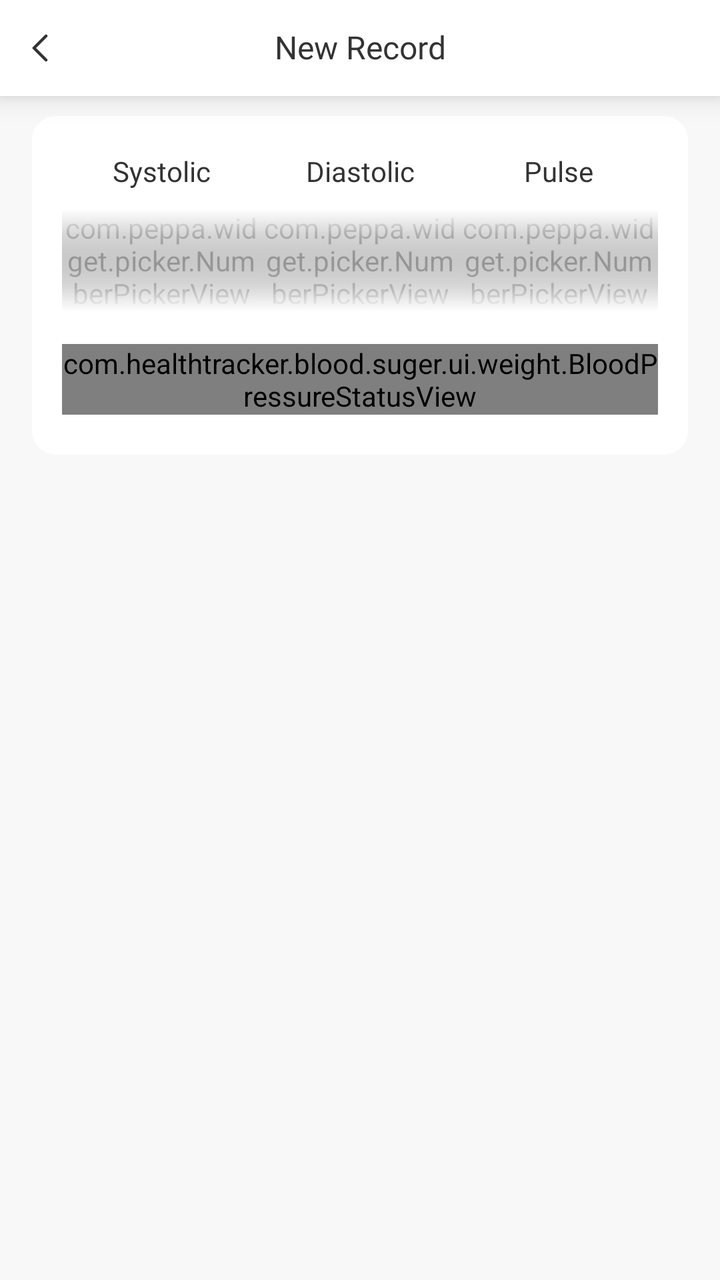
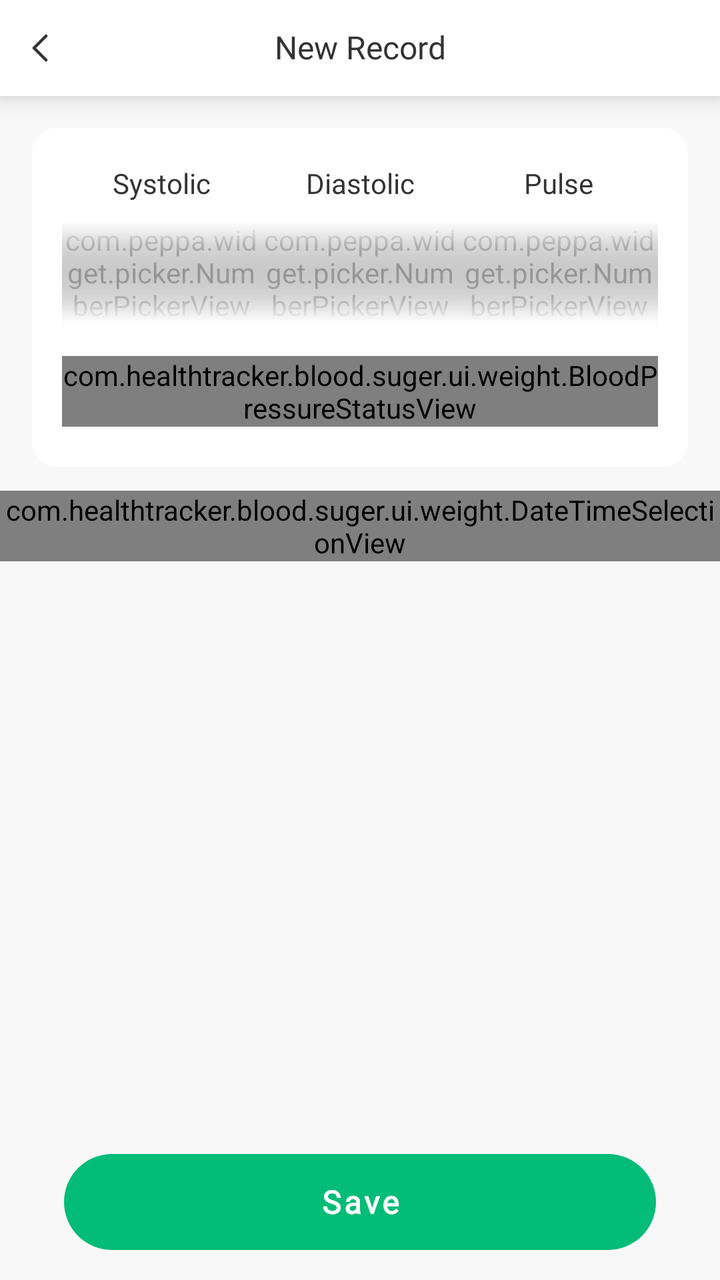

Screens rendered from an Android XML layout before and after an edit, with the pre-edit source and the edit as a unified diff.
<!-- AndroidManifest.xml: application theme AppTheme -->
<!-- res/layout/activity_bp_record.xml -->
<?xml version="1.0" encoding="utf-8"?>
<androidx.constraintlayout.widget.ConstraintLayout xmlns:android="http://schemas.android.com/apk/res/android"
    xmlns:app="http://schemas.android.com/apk/res-auto"
    xmlns:tools="http://schemas.android.com/tools"
    android:layout_width="match_parent"
    android:layout_height="match_parent">

    <androidx.constraintlayout.widget.ConstraintLayout
        android:id="@+id/action_bar"
        android:layout_width="match_parent"
        android:layout_height="@dimen/actionBarSize"
        android:background="@color/c1"
        android:elevation="@dimen/dp_8"
        android:gravity="center_vertical"
        app:layout_constraintEnd_toEndOf="parent"
        app:layout_constraintStart_toStartOf="parent"
        app:layout_constraintTop_toTopOf="parent">

        <androidx.appcompat.widget.AppCompatImageView
            android:id="@+id/btn_back"
            android:layout_width="wrap_content"
            android:layout_height="match_parent"
            android:background="?android:attr/selectableItemBackgroundBorderless"
            android:paddingStart="@dimen/dp_16"
            android:paddingEnd="@dimen/dp_4"
            android:scaleType="center"
            app:layout_constraintBottom_toBottomOf="parent"
            app:layout_constraintStart_toStartOf="parent"
            app:layout_constraintTop_toTopOf="parent"
            app:srcCompat="@drawable/ic_back" />


        <androidx.appcompat.widget.AppCompatTextView
            style="@style/TextViewFont_RobotoBold"
            android:layout_width="0dp"
            android:layout_height="wrap_content"
            android:gravity="center"
            android:includeFontPadding="false"
            android:paddingStart="@dimen/dp_44"
            android:paddingEnd="@dimen/dp_44"
            android:text="@string/new_record"
            android:textColor="@color/t1"
            android:textSize="@dimen/sp_16"
            app:layout_constraintBottom_toBottomOf="parent"
            app:layout_constraintEnd_toEndOf="parent"
            app:layout_constraintStart_toStartOf="parent"
            app:layout_constraintTop_toTopOf="parent" />


    </androidx.constraintlayout.widget.ConstraintLayout>

    <androidx.constraintlayout.widget.ConstraintLayout
        android:id="@+id/cl_picker_container"
        android:layout_width="match_parent"
        android:layout_height="wrap_content"
        android:layout_marginTop="@dimen/dp_10"
        android:background="@drawable/bg_rect_white_12"
        android:paddingHorizontal="@dimen/dp_15"
        android:paddingVertical="@dimen/dp_20"
        app:layout_constraintStart_toStartOf="parent"
        app:layout_constraintTop_toBottomOf="@id/action_bar"
        android:layout_marginHorizontal="@dimen/dp_16">

        <androidx.appcompat.widget.AppCompatTextView
            android:id="@+id/tv_systolic"
            style="@style/TextViewFont_RobotoRegular"
            android:layout_width="0dp"
            android:layout_height="wrap_content"
            android:gravity="center"
            android:includeFontPadding="false"

            android:text="@string/systolic"
            android:textColor="@color/t1"
            android:textSize="@dimen/sp_14"
            app:layout_constraintEnd_toStartOf="@id/tv_diastolic"
            app:layout_constraintStart_toStartOf="parent"
            app:layout_constraintTop_toTopOf="parent" />

        <androidx.appcompat.widget.AppCompatTextView
            android:id="@+id/tv_diastolic"
            style="@style/TextViewFont_RobotoRegular"
            android:layout_width="0dp"
            android:layout_height="wrap_content"
            android:gravity="center"
            android:includeFontPadding="false"
            android:text="@string/diastolic"
            android:textColor="@color/t1"
            android:textSize="@dimen/sp_14"
            app:layout_constraintEnd_toStartOf="@id/tv_pulse"
            app:layout_constraintStart_toEndOf="@id/tv_systolic"
            app:layout_constraintTop_toTopOf="parent" />

        <androidx.appcompat.widget.AppCompatTextView
            android:id="@+id/tv_pulse"
            style="@style/TextViewFont_RobotoRegular"
            android:layout_width="0dp"
            android:layout_height="wrap_content"
            android:gravity="center"
            android:includeFontPadding="false"
            android:text="@string/pulse"
            android:textColor="@color/t1"
            android:textSize="@dimen/sp_14"
            app:layout_constraintEnd_toEndOf="parent"
            app:layout_constraintStart_toEndOf="@id/tv_diastolic"
            app:layout_constraintTop_toTopOf="parent" />


        <com.peppa.widget.picker.NumberPickerView
            android:id="@+id/npv_systolic"
            android:layout_width="0dp"
            android:layout_height="wrap_content"
            android:layout_marginTop="@dimen/dp_10"
            app:layout_constraintEnd_toEndOf="@id/tv_systolic"
            app:layout_constraintStart_toStartOf="@id/tv_systolic"
            app:layout_constraintTop_toBottomOf="@id/tv_systolic"
            app:npv_ItemPaddingVertical="@dimen/dp_4"
            app:npv_ShowDivider="false"
            app:npv_TextArray="@array/systolic"
            app:npv_TextColorNormal="@color/color_BFBFBF"
            app:npv_TextColorSelected="@color/c5"
            app:npv_TextSizeNormal="@dimen/sp_24"
            app:npv_TextSizeSelected="@dimen/sp_32"
            app:npv_WrapSelectorWheel="false"
            tools:layout_editor_absoluteX="0dp" />

        <com.peppa.widget.picker.NumberPickerView
            android:id="@+id/npv_diastolic"
            android:layout_width="0dp"
            android:layout_height="wrap_content"
            android:layout_marginTop="@dimen/dp_10"
            app:layout_constraintEnd_toEndOf="@id/tv_diastolic"
            app:layout_constraintStart_toStartOf="@id/tv_diastolic"
            app:layout_constraintTop_toBottomOf="@id/tv_diastolic"
            app:npv_ItemPaddingVertical="@dimen/dp_4"
            app:npv_ShowDivider="false"
            app:npv_TextArray="@array/systolic"
            app:npv_TextColorNormal="@color/color_BFBFBF"
            app:npv_TextColorSelected="@color/c5"
            app:npv_TextSizeNormal="@dimen/sp_24"
            app:npv_TextSizeSelected="@dimen/sp_32"
            app:npv_WrapSelectorWheel="false"
            tools:layout_editor_absoluteX="0dp" />

        <com.peppa.widget.picker.NumberPickerView
            android:id="@+id/npv_pulse"
            android:layout_width="0dp"
            android:layout_height="wrap_content"
            android:layout_marginTop="@dimen/dp_10"

            app:layout_constraintEnd_toEndOf="@id/tv_pulse"
            app:layout_constraintStart_toStartOf="@id/tv_pulse"
            app:layout_constraintTop_toBottomOf="@id/tv_pulse"
            app:npv_ItemPaddingVertical="@dimen/dp_4"
            app:npv_ShowDivider="false"
            app:npv_TextArray="@array/pulse"
            app:npv_TextColorNormal="@color/color_BFBFBF"
            app:npv_TextColorSelected="@color/c5"
            app:npv_TextSizeNormal="@dimen/sp_24"
            app:npv_TextSizeSelected="@dimen/sp_32"
            app:npv_WrapSelectorWheel="false"
            tools:layout_editor_absoluteX="0dp" />

        
        <View
            android:layout_width="0dp"
            android:layout_height="@dimen/dp_40"
            android:background="@drawable/gradient_npv_top"
            app:layout_constraintEnd_toEndOf="parent"
            app:layout_constraintStart_toStartOf="parent"
            app:layout_constraintTop_toTopOf="@id/npv_diastolic" />

        
        <View
            android:id="@+id/v_bottom_mask"
            android:layout_width="0dp"
            android:layout_height="@dimen/dp_40"
            android:background="@drawable/gradient_npv_bottom"
            app:layout_constraintBottom_toBottomOf="@id/npv_diastolic"
            app:layout_constraintEnd_toEndOf="parent"
            app:layout_constraintStart_toStartOf="parent" />
        <com.healthtracker.blood.suger.ui.weight.BloodPressureStatusView
            android:id="@+id/bp_status_view"
            android:layout_width="match_parent"
            android:layout_height="wrap_content"
            android:layout_marginTop="@dimen/dp_16"


            app:layout_constraintEnd_toEndOf="parent"
            app:layout_constraintStart_toStartOf="parent"
            app:layout_constraintTop_toBottomOf="@id/v_bottom_mask" />


    </androidx.constraintlayout.widget.ConstraintLayout>


</androidx.constraintlayout.widget.ConstraintLayout>
<!-- resources referenced by this layout -->
<resources>
  <color name="c1">@color/white</color>
  <color name="c5">#02BC77</color>
  <color name="color_BFBFBF">#BFBFBF</color>
  <color name="t1">#333333</color>
  <dimen name="actionBarSize">@dimen/dp_48</dimen>
  <dimen name="dp_10">10dp</dimen>
  <dimen name="dp_15">15dp</dimen>
  <dimen name="dp_16">16dp</dimen>
  <dimen name="dp_20">20dp</dimen>
  <dimen name="dp_4">4dp</dimen>
  <dimen name="dp_40">40dp</dimen>
  <dimen name="dp_44">44dp</dimen>
  <dimen name="dp_8">8dp</dimen>
  <dimen name="sp_14">14sp</dimen>
  <dimen name="sp_16">16sp</dimen>
  <dimen name="sp_24">24sp</dimen>
  <dimen name="sp_32">32sp</dimen>
  <!-- drawable bg_rect_white_12 (drawable) -->
  <?xml version="1.0" encoding="utf-8"?>
  <shape xmlns:android="http://schemas.android.com/apk/res/android"
      android:shape="rectangle">
      <solid android:color="@color/white"/>
      <corners android:radius="@dimen/dp_12"/>
  
  </shape>
  <!-- drawable gradient_npv_bottom (drawable) -->
  <?xml version="1.0" encoding="utf-8"?>
  <shape xmlns:android="http://schemas.android.com/apk/res/android"
      android:shape="rectangle">
      <gradient
          android:angle="90"
          android:endColor="@color/transparent"
          android:startColor="@color/white" />
  </shape>
  <!-- drawable gradient_npv_top (drawable) -->
  <?xml version="1.0" encoding="utf-8"?>
  <shape xmlns:android="http://schemas.android.com/apk/res/android"
      android:shape="rectangle">
      <gradient
          android:angle="90"
          android:endColor="@color/white"
          android:startColor="@color/transparent" />
  </shape>
  <string name="diastolic">Diastolic</string>
  <string name="new_record">New Record</string>
  <string name="pulse">Pulse</string>
  <string name="systolic">Systolic</string>
  <style name="TextViewFont_RobotoBold">
          <item name="android:fontFamily">@font/roboto_bold</item>
          <item name="fontFamily">@font/roboto_bold</item>
      </style>
  <style name="TextViewFont_RobotoRegular">
          <item name="android:fontFamily">@font/roboto_regular</item>
          <item name="fontFamily">@font/roboto_regular</item>
      </style>
  <color name="white">#FFFFFF</color>
  <dimen name="dp_48">48dp</dimen>
  <dimen name="dp_12">12dp</dimen>
  <color name="transparent">#00000000</color>
  <color name="colorAccent">@color/c5</color>
  <color name="color_tap_ripple">@color/transparent10</color>
  <color name="colorPrimary">@color/c1</color>
  <color name="colorPrimaryDark">@color/c1</color>
  <style name="toolbar_nav_button" parent="@style/Widget.AppCompat.Toolbar.Button.Navigation">
          <item name="android:paddingLeft">@dimen/nav_button_margin</item>
          <item name="android:paddingRight">@dimen/nav_button_margin</item>
          <item name="android:minWidth">56dp</item>
      </style>
  <color name="bg_window">#f8f8f8</color>
  <color name="transparent10">#1A000000</color>
  <dimen name="nav_button_margin">@dimen/dp_16</dimen>
  <!-- unchanged entries left out for length: 4 -->
</resources>

<!-- the commit's change to res/layout/activity_bp_record.xml (unified diff, before → after) -->
@@ -49,148 +49,180 @@
 
     </androidx.constraintlayout.widget.ConstraintLayout>
 
-    <androidx.constraintlayout.widget.ConstraintLayout
-        android:id="@+id/cl_picker_container"
+    <androidx.core.widget.NestedScrollView
         android:layout_width="match_parent"
-        android:layout_height="wrap_content"
-        android:layout_marginTop="@dimen/dp_10"
-        android:background="@drawable/bg_rect_white_12"
-        android:paddingHorizontal="@dimen/dp_15"
-        android:paddingVertical="@dimen/dp_20"
-        app:layout_constraintStart_toStartOf="parent"
-        app:layout_constraintTop_toBottomOf="@id/action_bar"
-        android:layout_marginHorizontal="@dimen/dp_16">
-
-        <androidx.appcompat.widget.AppCompatTextView
-            android:id="@+id/tv_systolic"
-            style="@style/TextViewFont_RobotoRegular"
-            android:layout_width="0dp"
-            android:layout_height="wrap_content"
-            android:gravity="center"
-            android:includeFontPadding="false"
-
-            android:text="@string/systolic"
-            android:textColor="@color/t1"
-            android:textSize="@dimen/sp_14"
-            app:layout_constraintEnd_toStartOf="@id/tv_diastolic"
-            app:layout_constraintStart_toStartOf="parent"
-            app:layout_constraintTop_toTopOf="parent" />
-
-        <androidx.appcompat.widget.AppCompatTextView
-            android:id="@+id/tv_diastolic"
-            style="@style/TextViewFont_RobotoRegular"
-            android:layout_width="0dp"
-            android:layout_height="wrap_content"
-            android:gravity="center"
-            android:includeFontPadding="false"
-            android:text="@string/diastolic"
-            android:textColor="@color/t1"
-            android:textSize="@dimen/sp_14"
-            app:layout_constraintEnd_toStartOf="@id/tv_pulse"
-            app:layout_constraintStart_toEndOf="@id/tv_systolic"
-            app:layout_constraintTop_toTopOf="parent" />
-
-        <androidx.appcompat.widget.AppCompatTextView
-            android:id="@+id/tv_pulse"
-            style="@style/TextViewFont_RobotoRegular"
-            android:layout_width="0dp"
-            android:layout_height="wrap_content"
-            android:gravity="center"
-            android:includeFontPadding="false"
-            android:text="@string/pulse"
-            android:textColor="@color/t1"
-            android:textSize="@dimen/sp_14"
-            app:layout_constraintEnd_toEndOf="parent"
-            app:layout_constraintStart_toEndOf="@id/tv_diastolic"
-            app:layout_constraintTop_toTopOf="parent" />
-
-
-        <com.peppa.widget.picker.NumberPickerView
-            android:id="@+id/npv_systolic"
-            android:layout_width="0dp"
-            android:layout_height="wrap_content"
-            android:layout_marginTop="@dimen/dp_10"
-            app:layout_constraintEnd_toEndOf="@id/tv_systolic"
-            app:layout_constraintStart_toStartOf="@id/tv_systolic"
-            app:layout_constraintTop_toBottomOf="@id/tv_systolic"
-            app:npv_ItemPaddingVertical="@dimen/dp_4"
-            app:npv_ShowDivider="false"
-            app:npv_TextArray="@array/systolic"
-            app:npv_TextColorNormal="@color/color_BFBFBF"
-            app:npv_TextColorSelected="@color/c5"
-            app:npv_TextSizeNormal="@dimen/sp_24"
-            app:npv_TextSizeSelected="@dimen/sp_32"
-            app:npv_WrapSelectorWheel="false"
-            tools:layout_editor_absoluteX="0dp" />
-
-        <com.peppa.widget.picker.NumberPickerView
-            android:id="@+id/npv_diastolic"
-            android:layout_width="0dp"
-            android:layout_height="wrap_content"
-            android:layout_marginTop="@dimen/dp_10"
-            app:layout_constraintEnd_toEndOf="@id/tv_diastolic"
-            app:layout_constraintStart_toStartOf="@id/tv_diastolic"
-            app:layout_constraintTop_toBottomOf="@id/tv_diastolic"
-            app:npv_ItemPaddingVertical="@dimen/dp_4"
-            app:npv_ShowDivider="false"
-            app:npv_TextArray="@array/systolic"
-            app:npv_TextColorNormal="@color/color_BFBFBF"
-            app:npv_TextColorSelected="@color/c5"
-            app:npv_TextSizeNormal="@dimen/sp_24"
-            app:npv_TextSizeSelected="@dimen/sp_32"
-            app:npv_WrapSelectorWheel="false"
-            tools:layout_editor_absoluteX="0dp" />
-
-        <com.peppa.widget.picker.NumberPickerView
-            android:id="@+id/npv_pulse"
-            android:layout_width="0dp"
-            android:layout_height="wrap_content"
-            android:layout_marginTop="@dimen/dp_10"
-
-            app:layout_constraintEnd_toEndOf="@id/tv_pulse"
-            app:layout_constraintStart_toStartOf="@id/tv_pulse"
-            app:layout_constraintTop_toBottomOf="@id/tv_pulse"
-            app:npv_ItemPaddingVertical="@dimen/dp_4"
-            app:npv_ShowDivider="false"
-            app:npv_TextArray="@array/pulse"
-            app:npv_TextColorNormal="@color/color_BFBFBF"
-            app:npv_TextColorSelected="@color/c5"
-            app:npv_TextSizeNormal="@dimen/sp_24"
-            app:npv_TextSizeSelected="@dimen/sp_32"
-            app:npv_WrapSelectorWheel="false"
-            tools:layout_editor_absoluteX="0dp" />
-
-        
-        <View
-            android:layout_width="0dp"
-            android:layout_height="@dimen/dp_40"
-            android:background="@drawable/gradient_npv_top"
-            app:layout_constraintEnd_toEndOf="parent"
-            app:layout_constraintStart_toStartOf="parent"
-            app:layout_constraintTop_toTopOf="@id/npv_diastolic" />
-
-        
-        <View
-            android:id="@+id/v_bottom_mask"
-            android:layout_width="0dp"
-            android:layout_height="@dimen/dp_40"
-            android:background="@drawable/gradient_npv_bottom"
-            app:layout_constraintBottom_toBottomOf="@id/npv_diastolic"
-            app:layout_constraintEnd_toEndOf="parent"
-            app:layout_constraintStart_toStartOf="parent" />
-        <com.healthtracker.blood.suger.ui.weight.BloodPressureStatusView
-            android:id="@+id/bp_status_view"
+        android:layout_height="@dimen/dp_0"
+        android:clipToPadding="false"
+        android:paddingTop="@dimen/sp_16"
+        android:paddingBottom="@dimen/dp_78"
+        app:layout_constraintBottom_toBottomOf="parent"
+        app:layout_constraintTop_toBottomOf="@id/action_bar">
+
+        <androidx.constraintlayout.widget.ConstraintLayout
             android:layout_width="match_parent"
-            android:layout_height="wrap_content"
-            android:layout_marginTop="@dimen/dp_16"
-
-
-            app:layout_constraintEnd_toEndOf="parent"
-            app:layout_constraintStart_toStartOf="parent"
-            app:layout_constraintTop_toBottomOf="@id/v_bottom_mask" />
-
-
-    </androidx.constraintlayout.widget.ConstraintLayout>
-
-
+            android:layout_height="match_parent">
+
+            <androidx.constraintlayout.widget.ConstraintLayout
+                android:id="@+id/cl_picker_container"
+                android:layout_width="match_parent"
+                android:layout_height="wrap_content"
+                android:layout_marginHorizontal="@dimen/dp_16"
+                app:layout_constraintTop_toTopOf="parent"
+                android:background="@drawable/bg_rect_white_12"
+                android:paddingHorizontal="@dimen/dp_15"
+                android:paddingVertical="@dimen/dp_20"
+                app:layout_constraintStart_toStartOf="parent">
+
+                <androidx.appcompat.widget.AppCompatTextView
+                    android:id="@+id/tv_systolic"
+                    style="@style/TextViewFont_RobotoRegular"
+                    android:layout_width="0dp"
+                    android:layout_height="wrap_content"
+                    android:gravity="center"
+                    android:includeFontPadding="false"
+                    android:text="@string/systolic"
+                    android:textColor="@color/t1"
+                    android:textSize="@dimen/sp_14"
+                    app:layout_constraintEnd_toStartOf="@id/tv_diastolic"
+                    app:layout_constraintStart_toStartOf="parent"
+                    app:layout_constraintTop_toTopOf="parent" />
+
+                <androidx.appcompat.widget.AppCompatTextView
+                    android:id="@+id/tv_diastolic"
+                    style="@style/TextViewFont_RobotoRegular"
+                    android:layout_width="0dp"
+                    android:layout_height="wrap_content"
+                    android:gravity="center"
+                    android:includeFontPadding="false"
+                    android:text="@string/diastolic"
+                    android:textColor="@color/t1"
+                    android:textSize="@dimen/sp_14"
+                    app:layout_constraintEnd_toStartOf="@id/tv_pulse"
+                    app:layout_constraintStart_toEndOf="@id/tv_systolic"
+                    app:layout_constraintTop_toTopOf="parent" />
+
+                <androidx.appcompat.widget.AppCompatTextView
+                    android:id="@+id/tv_pulse"
+                    style="@style/TextViewFont_RobotoRegular"
+                    android:layout_width="0dp"
+                    android:layout_height="wrap_content"
+                    android:gravity="center"
+                    android:includeFontPadding="false"
+                    android:text="@string/pulse"
+                    android:textColor="@color/t1"
+                    android:textSize="@dimen/sp_14"
+                    app:layout_constraintEnd_toEndOf="parent"
+                    app:layout_constraintStart_toEndOf="@id/tv_diastolic"
+                    app:layout_constraintTop_toTopOf="parent" />
+
+
+                <com.peppa.widget.picker.NumberPickerView
+                    android:id="@+id/npv_systolic"
+                    android:layout_width="0dp"
+                    android:layout_height="wrap_content"
+                    android:layout_marginTop="@dimen/dp_10"
+                    app:layout_constraintEnd_toEndOf="@id/tv_systolic"
+                    app:layout_constraintStart_toStartOf="@id/tv_systolic"
+                    app:layout_constraintTop_toBottomOf="@id/tv_systolic"
+                    app:npv_ItemPaddingVertical="@dimen/dp_4"
+                    app:npv_ShowDivider="false"
+                    app:npv_TextArray="@array/systolic"
+                    app:npv_TextColorNormal="@color/color_BFBFBF"
+                    app:npv_TextColorSelected="@color/c5"
+                    app:npv_TextSizeNormal="@dimen/sp_24"
+                    app:npv_TextSizeSelected="@dimen/sp_32"
+                    app:npv_WrapSelectorWheel="false"
+                    tools:layout_editor_absoluteX="0dp" />
+
+                <com.peppa.widget.picker.NumberPickerView
+                    android:id="@+id/npv_diastolic"
+                    android:layout_width="0dp"
+                    android:layout_height="wrap_content"
+                    android:layout_marginTop="@dimen/dp_10"
+                    app:layout_constraintEnd_toEndOf="@id/tv_diastolic"
+                    app:layout_constraintStart_toStartOf="@id/tv_diastolic"
+                    app:layout_constraintTop_toBottomOf="@id/tv_diastolic"
+                    app:npv_ItemPaddingVertical="@dimen/dp_4"
+                    app:npv_ShowDivider="false"
+                    app:npv_TextArray="@array/systolic"
+                    app:npv_TextColorNormal="@color/color_BFBFBF"
+                    app:npv_TextColorSelected="@color/c5"
+                    app:npv_TextSizeNormal="@dimen/sp_24"
+                    app:npv_TextSizeSelected="@dimen/sp_32"
+                    app:npv_WrapSelectorWheel="false"
+                    tools:layout_editor_absoluteX="0dp" />
+
+                <com.peppa.widget.picker.NumberPickerView
+                    android:id="@+id/npv_pulse"
+                    android:layout_width="0dp"
+                    android:layout_height="wrap_content"
+                    android:layout_marginTop="@dimen/dp_10"
+
+                    app:layout_constraintEnd_toEndOf="@id/tv_pulse"
+                    app:layout_constraintStart_toStartOf="@id/tv_pulse"
+                    app:layout_constraintTop_toBottomOf="@id/tv_pulse"
+                    app:npv_ItemPaddingVertical="@dimen/dp_4"
+                    app:npv_ShowDivider="false"
+                    app:npv_TextArray="@array/pulse"
+                    app:npv_TextColorNormal="@color/color_BFBFBF"
+                    app:npv_TextColorSelected="@color/c5"
+                    app:npv_TextSizeNormal="@dimen/sp_24"
+                    app:npv_TextSizeSelected="@dimen/sp_32"
+                    app:npv_WrapSelectorWheel="false"
+                    tools:layout_editor_absoluteX="0dp" />
+
+                
+                <View
+                    android:layout_width="0dp"
+                    android:layout_height="@dimen/dp_40"
+                    android:background="@drawable/gradient_npv_top"
+                    app:layout_constraintEnd_toEndOf="parent"
+                    app:layout_constraintStart_toStartOf="parent"
+                    app:layout_constraintTop_toTopOf="@id/npv_diastolic" />
+
+                
+                <View
+                    android:id="@+id/v_bottom_mask"
+                    android:layout_width="0dp"
+                    android:layout_height="@dimen/dp_40"
+                    android:background="@drawable/gradient_npv_bottom"
+                    app:layout_constraintBottom_toBottomOf="@id/npv_diastolic"
+                    app:layout_constraintEnd_toEndOf="parent"
+                    app:layout_constraintStart_toStartOf="parent" />
+
+                <com.healthtracker.blood.suger.ui.weight.BloodPressureStatusView
+                    android:id="@+id/bp_status_view"
+                    android:layout_width="match_parent"
+                    android:layout_height="wrap_content"
+                    android:layout_marginTop="@dimen/dp_16"
+                    app:layout_constraintEnd_toEndOf="parent"
+                    app:layout_constraintStart_toStartOf="parent"
+                    app:layout_constraintTop_toBottomOf="@id/v_bottom_mask" />
+            </androidx.constraintlayout.widget.ConstraintLayout>
+
+            <com.healthtracker.blood.suger.ui.weight.DateTimeSelectionView
+                android:id="@+id/dateTimeSelectionView"
+                android:layout_width="match_parent"
+                android:layout_height="wrap_content"
+                android:layout_marginTop="@dimen/dp_12"
+                app:labelText="@string/label"
+                app:layout_constraintTop_toBottomOf="@id/cl_picker_container"
+                app:showLabel="true"
+                app:titleText="@string/date_time" />
+
+        </androidx.constraintlayout.widget.ConstraintLayout>
+
+    </androidx.core.widget.NestedScrollView>
+
+    <com.google.android.material.button.MaterialButton
+        android:id="@+id/btn_save"
+        style="@style/MaterialButton.b1"
+        android:layout_width="0dp"
+        android:layout_height="@dimen/dp_48"
+        android:layout_marginHorizontal="@dimen/dp_32"
+        android:layout_marginBottom="@dimen/dp_15"
+        android:text="@string/save"
+        app:layout_constraintBottom_toBottomOf="parent"
+        app:layout_constraintEnd_toEndOf="parent"
+        app:layout_constraintStart_toStartOf="parent" />
 </androidx.constraintlayout.widget.ConstraintLayout>
<!-- resource entries referenced after the edit -->
@@ -5,10 +5,12 @@
   <color name="color_BFBFBF">#BFBFBF</color>
   <color name="t1">#333333</color>
   <dimen name="actionBarSize">@dimen/dp_48</dimen>
+  <dimen name="dp_0">0dp</dimen>
   <dimen name="dp_10">10dp</dimen>
   <dimen name="dp_15">15dp</dimen>
   <dimen name="dp_16">16dp</dimen>
   <dimen name="dp_20">20dp</dimen>
+  <dimen name="dp_32">32dp</dimen>
   <dimen name="dp_4">4dp</dimen>
   <dimen name="dp_40">40dp</dimen>
   <dimen name="dp_44">44dp</dimen>
@@ -43,10 +45,21 @@
           android:endColor="@color/white"
           android:startColor="@color/transparent" />
   </shape>
+  <string name="date_time">Date&amp;Time</string>
   <string name="diastolic">Diastolic</string>
+  <string name="label">Label</string>
   <string name="new_record">New Record</string>
   <string name="pulse">Pulse</string>
+  <string name="save">Save</string>
   <string name="systolic">Systolic</string>
+  <style name="MaterialButton.b1">
+          <item name="android:fontFamily">@font/roboto_bold</item>
+          <item name="fontFamily">@font/roboto_bold</item>
+          <item name="android:textStyle">bold</item>
+          <item name="android:textColor">@color/white</item>
+          <item name="backgroundTint">@color/c5</item>
+          <item name="rippleColor">@color/c5_8</item>
+      </style>
   <style name="TextViewFont_RobotoBold">
           <item name="android:fontFamily">@font/roboto_bold</item>
           <item name="fontFamily">@font/roboto_bold</item>
@@ -57,8 +70,10 @@
       </style>
   <color name="white">#FFFFFF</color>
   <dimen name="dp_48">48dp</dimen>
+  <dimen name="dp_78">78dp</dimen>
   <dimen name="dp_12">12dp</dimen>
   <color name="transparent">#00000000</color>
+  <color name="c5_8">#5DD4A8</color>
   <color name="colorAccent">@color/c5</color>
   <color name="color_tap_ripple">@color/transparent10</color>
   <color name="colorPrimary">@color/c1</color>
